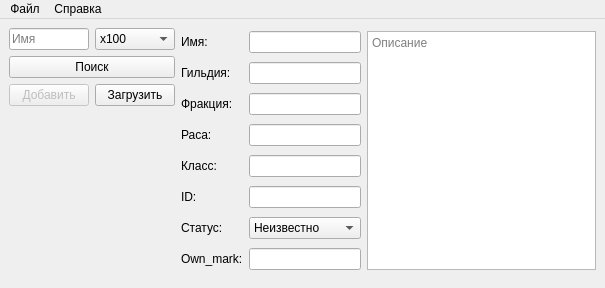
First picture: the form in DBCI/mainwindow.ui, repository The-Zealot/DBCI, before the edit.
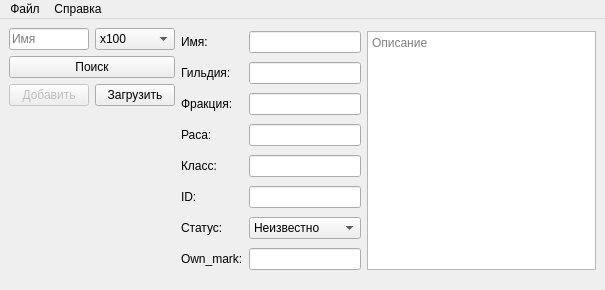
Second picture: the form after the edit. Icons and pictures are not drawn.

Commit message: New form for import data from other db

```diff
--- a/DBCI/mainwindow.ui
+++ b/DBCI/mainwindow.ui
@@ -7,7 +7,7 @@
     <x>0</x>
     <y>0</y>
     <width>605</width>
-    <height>288</height>
+    <height>290</height>
    </rect>
   </property>
   <property name="windowTitle">
```
Left out of the diff: 6 changed lines with no effect on the pictures. The commit also changes 6 other files.
